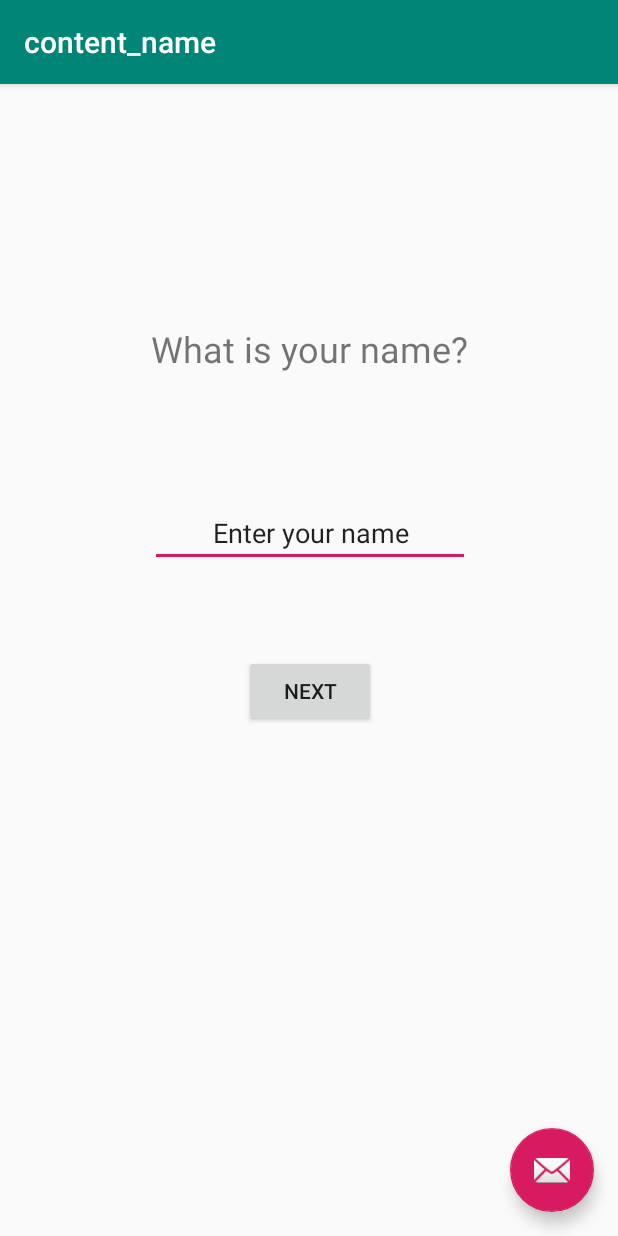
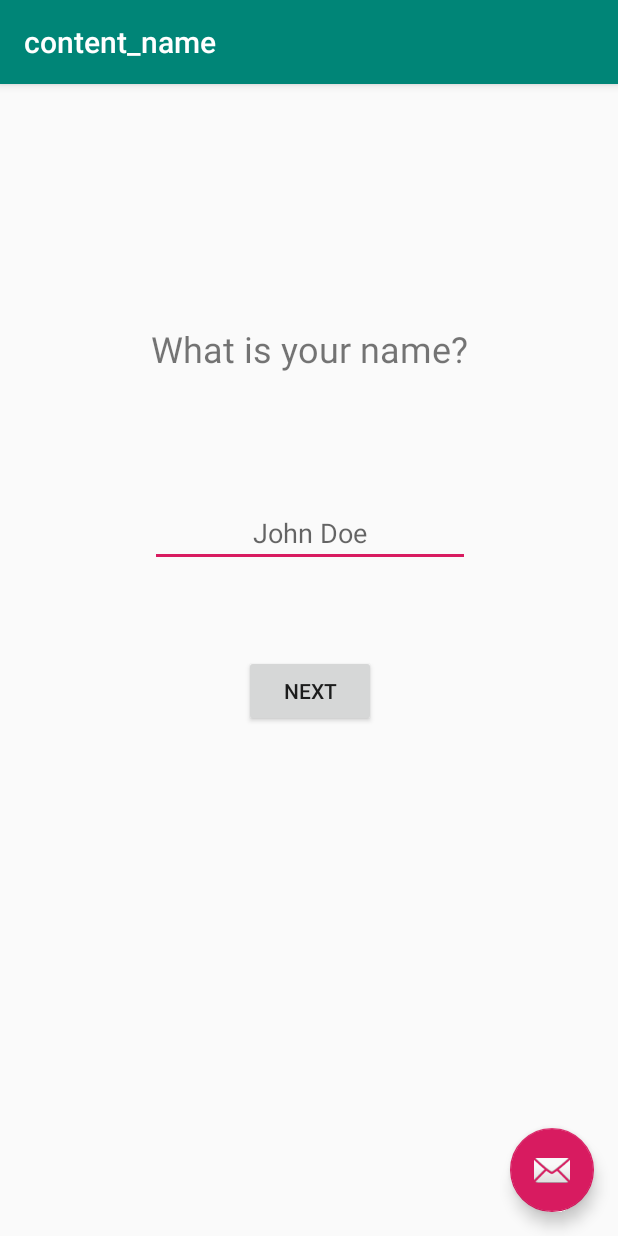
Before and after one commit to Chelsea-Pierre/Technica2019, an Android app: the content_name screen opened directly, with no data from a screen before it, on a phone screen of 412 x 824 dp. Run offline under Robolectric (Android 15) with nearby library versions, the phone set to English and light mode, and no system bars.

Commit message:
Fixed String hints assocations for content pages

```diff
--- a/app/src/main/res/layout/content_name.xml
+++ b/app/src/main/res/layout/content_name.xml
@@ -30,10 +30,9 @@
         android:layout_height="wrap_content"
         android:layout_marginTop="84dp"
         android:ems="10"
-        android:hint="@android:string/yes"
+        android:hint="@string/enter_name"
         android:importantForAutofill="no"
         android:inputType="textPersonName"
-        android:text="@string/enter_name"
         android:textAlignment="center"
         app:layout_constraintEnd_toEndOf="@+id/textView3"
         app:layout_constraintStart_toStartOf="@+id/textView3"
--- a/app/src/main/res/layout/content_school.xml
+++ b/app/src/main/res/layout/content_school.xml
@@ -31,14 +31,12 @@
         android:layout_marginTop="104dp"
         android:autofillHints=""
         android:ems="10"
-        android:hint="@android:string/yes"
+        android:hint="@string/uni_enter_hint"
         android:inputType="textPersonName"
-        android:text="@string/uni_enter_hint"
         android:textAlignment="center"
         app:layout_constraintEnd_toEndOf="@+id/textView2"
         app:layout_constraintStart_toStartOf="@+id/textView2"
-        app:layout_constraintTop_toTopOf="@+id/textView2"
-        tools:text="Florida Internataional University" />
+        app:layout_constraintTop_toTopOf="@+id/textView2" />
 
     <Button
         android:id="@+id/button4"
--- a/app/src/main/res/values/strings.xml
+++ b/app/src/main/res/values/strings.xml
@@ -11,7 +11,7 @@
     <string name="button">Next</string>
     <string name="autofill_hint">Hint</string>
     <string name="student_name">What is your name?</string>
-    <string name="enter_name">Enter your name</string>
+    <string name="enter_name">John Doe</string>
     <string name="button_2">Next</string>
     <string name="school_name">What school do you go to?</string>
     <string name="enter_school">Enter school name</string>
```
